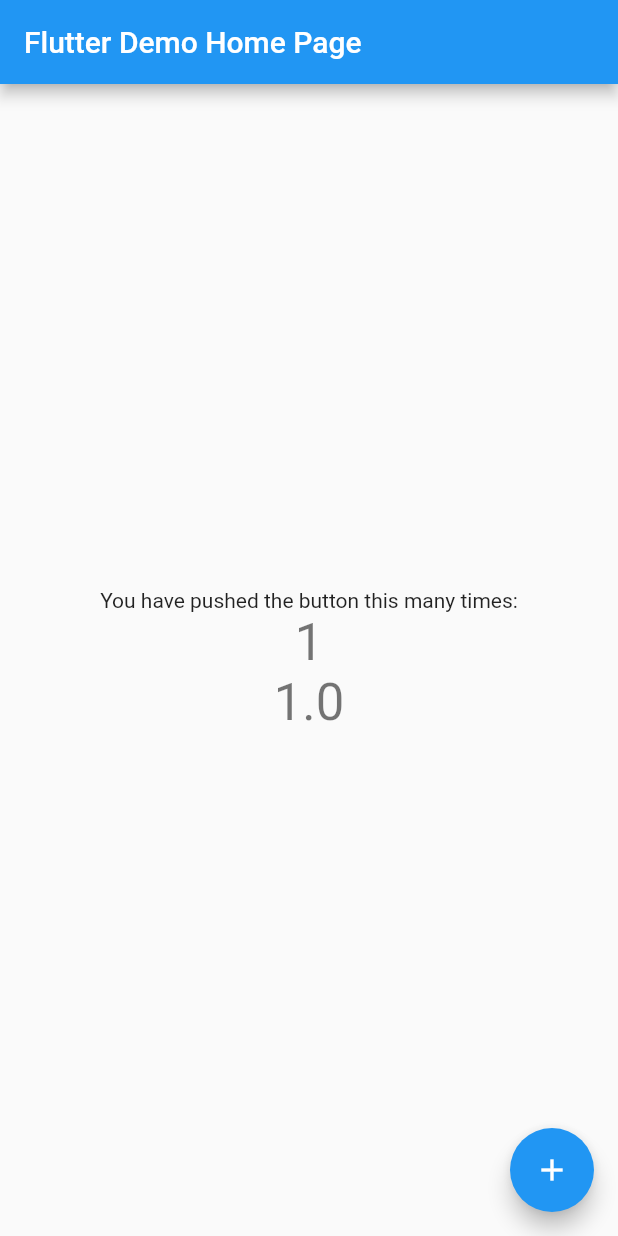
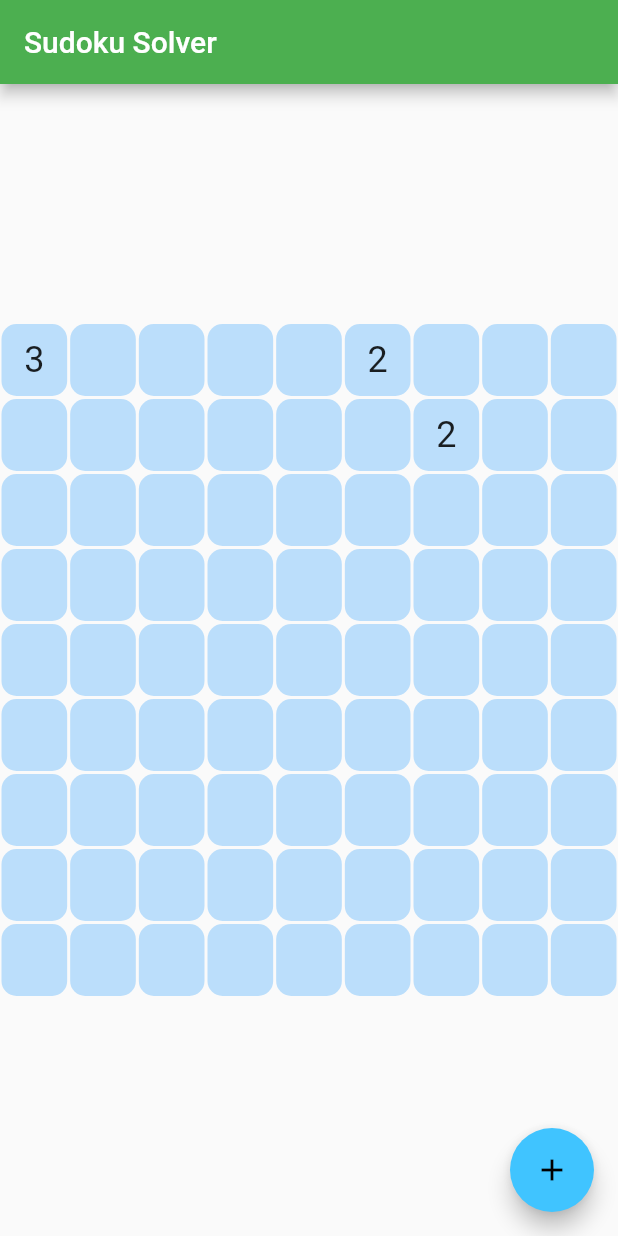
Before and after one commit to brainsizzle/flutter_playground, a Flutter app: the screen it shows after launch, on a phone screen of 412 x 824 dp. Run offline on Flutter 3.47's test engine with Material 2 defaults, Android fonts, the phone set to English and light mode, and no system bars.

Commit message:
work in progress - new directory structur

```diff
--- a/lib/main.dart
+++ b/lib/main.dart
@@ -1,28 +1,20 @@
 import 'package:flutter/material.dart';
+import 'package:intl/intl.dart';
+import 'package:sudokudart/src/model/model.dart';
+import 'package:sudokudart/src/widgets/puzzle.dart';
 
 void main() {
   runApp(MyApp());
 }
 
 class MyApp extends StatelessWidget {
-  // This widget is the root of your application.
   @override
   Widget build(BuildContext context) {
     return MaterialApp(
-      title: 'Flutter Demo',
+      title: 'Sudoku Solver',
       theme: ThemeData(
-        // This is the theme of your application.
-        //
-        // Try running your application with "flutter run". You'll see the
-        // application has a blue toolbar. Then, without quitting the app, try
-        // changing the primarySwatch below to Colors.green and then invoke
-        // "hot reload" (press "r" in the console where you ran "flutter run",
-        // or simply save your changes to "hot reload" in a Flutter IDE).
-        // Notice that the counter didn't reset back to zero; the application
-        // is not restarted.
-        primarySwatch: Colors.blue,
-      ),
-      home: MyHomePage(title: 'Flutter Demo Home Page'),
+          primarySwatch: Colors.green, accentColor: Colors.lightBlueAccent),
+      home: MyHomePage(title: 'Sudoku Solver'),
     );
   }
 }
@@ -46,21 +38,12 @@
 }
 
 class _MyHomePageState extends State<MyHomePage> {
-  int _counter = 1;
-  int _prev = 1;
-  double _ratio = 1.0;
+  final formatter = new NumberFormat("#.000000");
+  SudokuPuzzle puzzle = new SudokuPuzzle();
 
   void _incrementCounter() {
     setState(() {
-      // This call to setState tells the Flutter framework that something has
-      // changed in this State, which causes it to rerun the build method below
-      // so that the display can reflect the updated values. If we changed
-      // _counter without calling setState(), then the build method would not be
-      // called again, and so nothing would appear to happen.
-      int _temp = _counter;
-      _counter += _prev;
-      _prev = _temp;
-      _ratio = _counter / _prev;
+      puzzle.allInitialFields[0].value = puzzle.allInitialFields[0].value + 1;
     });
   }
 
@@ -81,34 +64,17 @@
       body: Center(
         // Center is a layout widget. It takes a single child and positions it
         // in the middle of the parent.
-        child: Column(
-          // Column is also a layout widget. It takes a list of children and
-          // arranges them vertically. By default, it sizes itself to fit its
-          // children horizontally, and tries to be as tall as its parent.
-          //
-          // Invoke "debug painting" (press "p" in the console, choose the
-          // "Toggle Debug Paint" action from the Flutter Inspector in Android
-          // Studio, or the "Toggle Debug Paint" command in Visual Studio Code)
-          // to see the wireframe for each widget.
-          //
-          // Column has various properties to control how it sizes itself and
-          // how it positions its children. Here we use mainAxisAlignment to
-          // center the children vertically; the main axis here is the vertical
-          // axis because Columns are vertical (the cross axis would be
-          // horizontal).
-          mainAxisAlignment: MainAxisAlignment.center,
-          children: <Widget>[
-            Text(
-              'You have pushed the button this many times:',
-            ),
-            Text(
-              '$_counter',
-              style: Theme.of(context).textTheme.headline4,
-            ),
-            Text(
-              '$_ratio',
-              style: Theme.of(context).textTheme.headline4,
-            ),
+        child: Table(
+          children: <TableRow>[
+            RowDisplay(values: puzzle.getRow(0)),
+            RowDisplay(values: puzzle.getRow(1)),
+            RowDisplay(values: puzzle.getRow(2)),
+            RowDisplay(values: puzzle.getRow(3)),
+            RowDisplay(values: puzzle.getRow(4)),
+            RowDisplay(values: puzzle.getRow(5)),
+            RowDisplay(values: puzzle.getRow(6)),
+            RowDisplay(values: puzzle.getRow(7)),
+            RowDisplay(values: puzzle.getRow(8)),
           ],
         ),
       ),
@@ -120,3 +86,13 @@
     );
   }
 }
+
+class RowDisplay extends TableRow {
+  RowDisplay({Key key, this.values}) : super(key: key);
+
+  final List<SudokuField> values;
+
+  @override
+  List<Widget> get children =>
+      List.generate(9, (index) => new ValueDisplay(value: values[index]));
+}
--- /dev/null
+++ b/lib/src/model/model.dart
@@ -0,0 +1,33 @@
+import 'package:flutter/material.dart';
+
+class SudokuPuzzle {
+  List<SudokuField> allInitialFields =
+      List<SudokuField>.generate(81, (int index) => SudokuField());
+
+  SudokuPuzzle() {
+    allInitialFields[0].value = 3;
+    allInitialFields[5].value = 2;
+    allInitialFields[15].value = 2;
+  }
+
+  List<SudokuField> getRow(int rowNum) {
+    return allInitialFields.sublist(rowNum * 9, (rowNum + 1) * 9);
+  }
+}
+
+class SudokuField {
+  int value = 0;
+  Color color = Colors.blue[100];
+
+  String getValueAsText() {
+    if (value > 0) {
+      return value.toString();
+    }
+    return "";
+  }
+
+// todo this should be an enum
+  Color getColor() {
+    return color;
+  }
+}
--- /dev/null
+++ b/lib/src/widgets/puzzle.dart
@@ -0,0 +1,37 @@
+import 'package:flutter/material.dart';
+import 'package:sudokudart/src/model/model.dart';
+
+class ValueDisplay extends StatelessWidget {
+  ValueDisplay({Key key, SudokuField value}) : super(key: key) {
+    this.text = value.getValueAsText();
+    this.fieldColor = value.getColor();
+  }
+
+  String text;
+  Color fieldColor;
+
+  @override
+  @override
+  Widget build(BuildContext context) {
+    return GestureDetector(
+        onTap: () {
+          print("Tapped a Container");
+        },
+        child: Container(
+            padding: EdgeInsets.all(1),
+            child: Container(
+                padding: EdgeInsets.only(top: 10),
+                width: 48.0,
+                height: 48.0,
+                decoration: new BoxDecoration(
+                    color: fieldColor,
+                    borderRadius: new BorderRadius.all(
+                      const Radius.circular(10.0),
+                    )),
+                child: (Text(
+                  '$text',
+                  textAlign: TextAlign.center,
+                  style: Theme.of(context).textTheme.headline5,
+                )))));
+  }
+}
```
Also changed, not shown: pubspec.yaml (+5 -2 lines), pubspec.lock, 1 other file.
